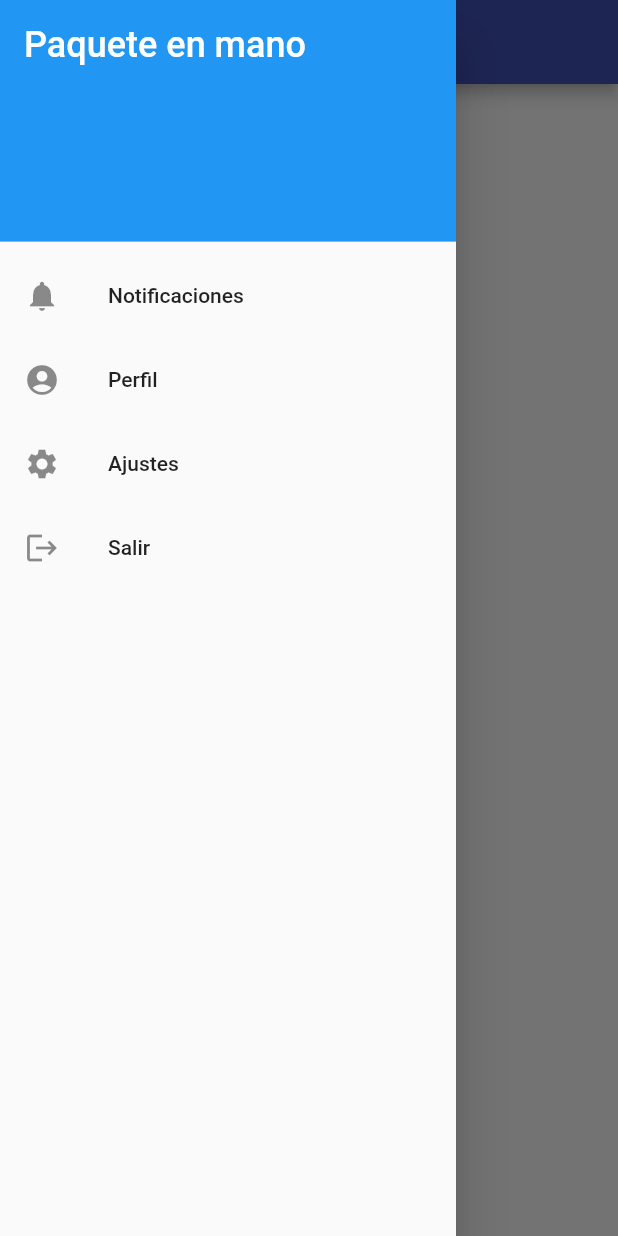
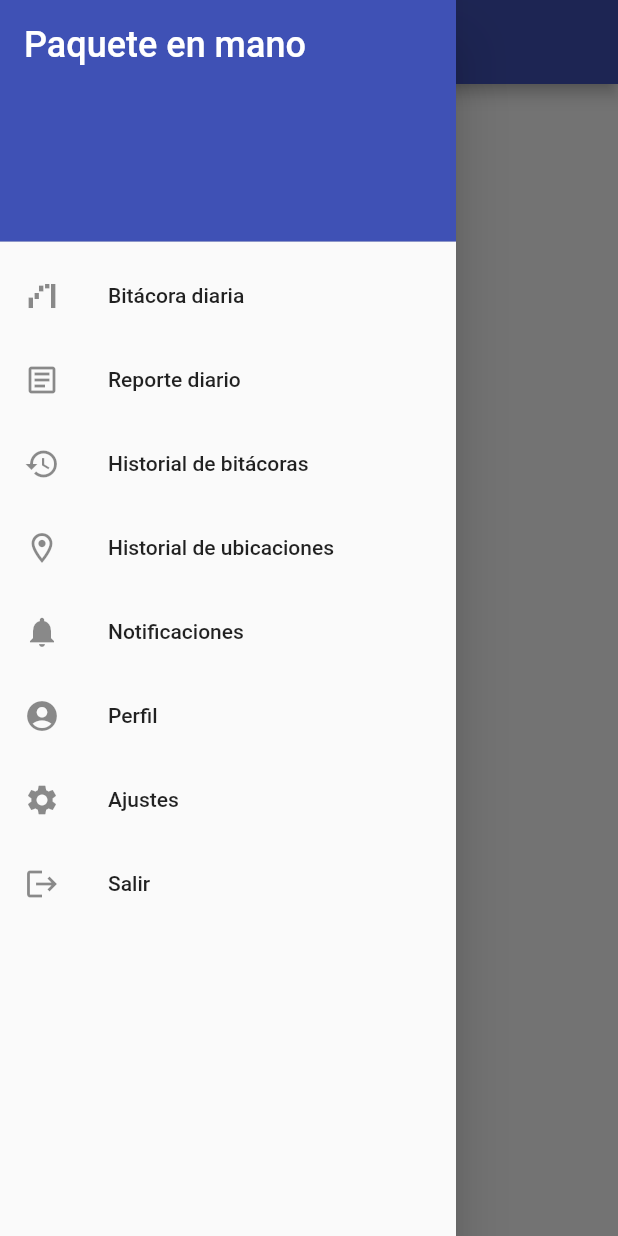
Before and after one commit to xeland314/paquete_en_mano, a Flutter app: the Dashboard screen opened directly, with the side drawer open, on a phone screen of 412 x 824 dp. Run offline on Flutter 3.47's test engine with Material 2 defaults, Android fonts, the phone set to English and light mode, and no system bars; our stand-ins replace flutter_secure_storage, sentry_flutter; accounts and stored records are empty.

Commit message:
feat (menu): change dashboard body if an menu option is selected

```diff
--- a/lib/api/auth_api.dart
+++ b/lib/api/auth_api.dart
@@ -1,13 +1,9 @@
 import 'dart:convert';
-
-import 'package:flutter/foundation.dart';
 import 'package:http/http.dart';
 import 'package:sentry_flutter/sentry_flutter.dart';
 
 final class AuthApi {
-  final String _baseUrl = kReleaseMode
-      ? 'http://127.0.0.1:8000'
-      : 'https://acvtestsys.onrender.com';
+  final String _baseUrl = 'http://127.0.0.1:8000';
   late String _username;
   late String _password;
 
--- a/lib/modules/main_page.dart
+++ b/lib/modules/main_page.dart
@@ -1,58 +1,36 @@
 import 'package:flutter/material.dart';
+import 'package:paquete_en_mano/modules/menu.dart';
 
-class Menu extends StatelessWidget {
-  const Menu({Key? key}) : super(key: key);
-
-  DrawerHeader buildHeader() {
-    return const DrawerHeader(
-      decoration: BoxDecoration(
-        color: Colors.blue,
-      ),
-      child: Text(
-        'Paquete en mano',
-        style: TextStyle(
-          color: Colors.white,
-          fontSize: 24,
-        ),
-      ),
-    );
-  }
+class Dashboard extends StatefulWidget {
+  const Dashboard({Key? key}) : super(key: key);
 
   @override
-  Widget build(BuildContext context) {
-    return Drawer(
-      child: ListView(
-        padding: EdgeInsets.zero,
-        children: <Widget>[
-          buildHeader(),
-          const ListTile(
-            leading: Icon(Icons.notifications),
-            title: Text('Notificaciones'),
-          ),
-          const ListTile(
-            leading: Icon(Icons.account_circle),
-            title: Text('Perfil'),
-          ),
-          const ListTile(
-            leading: Icon(Icons.settings),
-            title: Text('Ajustes'),
-          ),
-          ListTile(
-            leading: const Icon(Icons.logout),
-            title: const Text('Salir'),
-            onTap: () {
-              Navigator.of(context).pop();
-              Navigator.of(context).pop();
-            },
-          ),
-        ],
-      ),
-    );
-  }
+  DashboardState createState() => DashboardState();
 }
 
-class Dashboard extends StatelessWidget {
-  const Dashboard({Key? key}) : super(key: key);
+class DashboardState extends State<Dashboard> {
+  int _selectedIndex = 0;
+
+  Widget buildBody() {
+    switch (_selectedIndex) {
+      case 0:
+        return const Text('Bitácora diaria');
+      case 1:
+        return const Text('Reporte diario');
+      case 2:
+        return const Text('Historial de bitácoras');
+      case 3:
+        return const Text('Historial de ubicaciones');
+      case 4:
+        return const Text('Notificaciones');
+      case 5:
+        return const Text('Perfil');
+      case 6:
+        return const Text('Ajustes');
+      default:
+        return const Text('Salir');
+    }
+  }
 
   @override
   Widget build(BuildContext context) {
@@ -61,8 +39,14 @@ class Dashboard extends StatelessWidget {
         title: const Text('Dashboard', textAlign: TextAlign.right),
         backgroundColor: Colors.indigo,
       ),
-      drawer: const Menu(),
-      body: const Center(),
+      drawer: Menu(
+        onItemSelected: (index) {
+          setState(() {
+            _selectedIndex = index;
+          });
+        },
+      ),
+      body: buildBody(),
     );
   }
 }
--- /dev/null
+++ b/lib/modules/menu.dart
@@ -0,0 +1,99 @@
+import 'package:flutter/material.dart';
+
+class Menu extends StatelessWidget {
+  final Function(int) onItemSelected;
+
+  const Menu({Key? key, required this.onItemSelected}) : super(key: key);
+
+  DrawerHeader buildHeader() {
+    return const DrawerHeader(
+      decoration: BoxDecoration(
+        color: Colors.indigo,
+      ),
+      child: Text(
+        'Paquete en mano',
+        style: TextStyle(
+          color: Colors.white,
+          fontSize: 24,
+        ),
+      ),
+    );
+  }
+
+  @override
+  Widget build(BuildContext context) {
+    return Drawer(
+      child: ListView(
+        padding: EdgeInsets.zero,
+        children: <Widget>[
+          buildHeader(),
+          ListTile(
+            leading: const Icon(Icons.waterfall_chart),
+            title: const Text('Bitácora diaria'),
+            onTap: () {
+              Navigator.of(context).pop();
+              onItemSelected(0);
+            },
+          ),
+          ListTile(
+            leading: const Icon(Icons.article_outlined),
+            title: const Text('Reporte diario'),
+            onTap: () {
+              Navigator.of(context).pop();
+              onItemSelected(1);
+            },
+          ),
+          ListTile(
+            leading: const Icon(Icons.history),
+            title: const Text('Historial de bitácoras'),
+            onTap: () {
+              Navigator.of(context).pop();
+              onItemSelected(2);
+            },
+          ),
+          ListTile(
+            leading: const Icon(Icons.location_on_outlined),
+            title: const Text('Historial de ubicaciones'),
+            onTap: () {
+              Navigator.of(context).pop();
+              onItemSelected(3);
+            },
+          ),
+          ListTile(
+            leading: const Icon(Icons.notifications),
+            title: const Text('Notificaciones'),
+            onTap: () {
+              Navigator.of(context).pop();
+              onItemSelected(4);
+            },
+          ),
+          ListTile(
+            leading: const Icon(Icons.account_circle),
+            title: const Text('Perfil'),
+            onTap: () {
+              Navigator.of(context).pop();
+              onItemSelected(5);
+            },
+          ),
+          ListTile(
+            leading: const Icon(Icons.settings),
+            title: const Text('Ajustes'),
+            onTap: () {
+              Navigator.of(context).pop();
+              onItemSelected(6);
+            },
+          ),
+          ListTile(
+            leading: const Icon(Icons.logout),
+            title: const Text('Salir'),
+            onTap: () {
+              Navigator.of(context).pop();
+              Navigator.of(context).pop();
+              onItemSelected(7);
+            },
+          ),
+        ],
+      ),
+    );
+  }
+}
```
Also changed, not shown: 1 other file.
